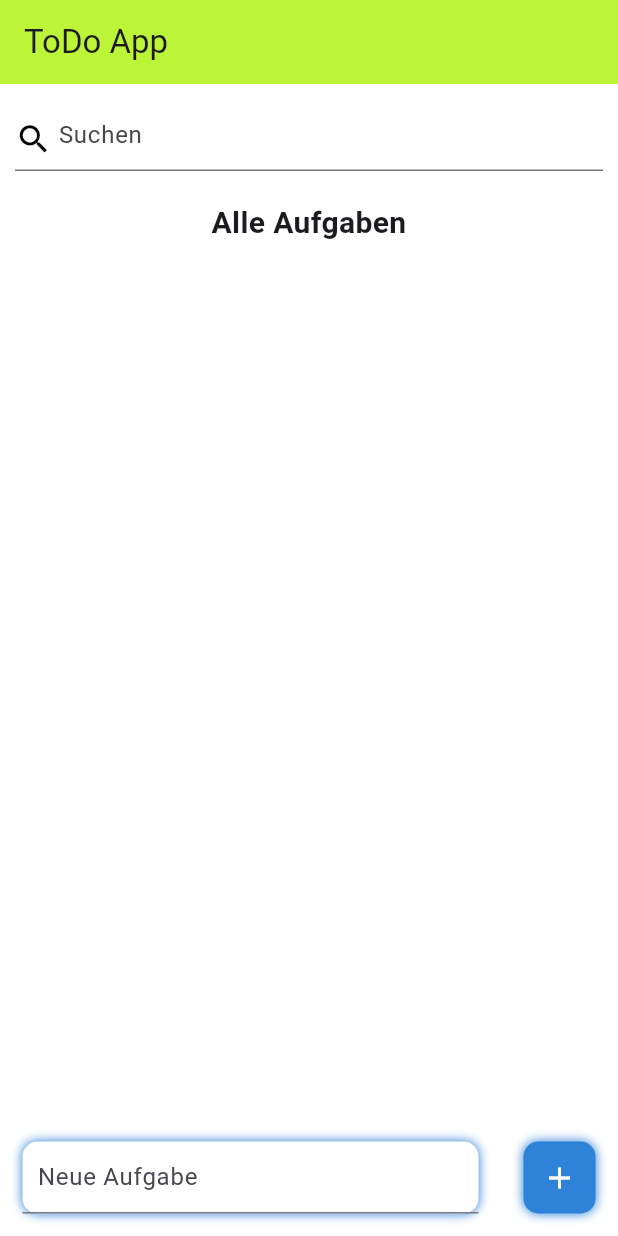
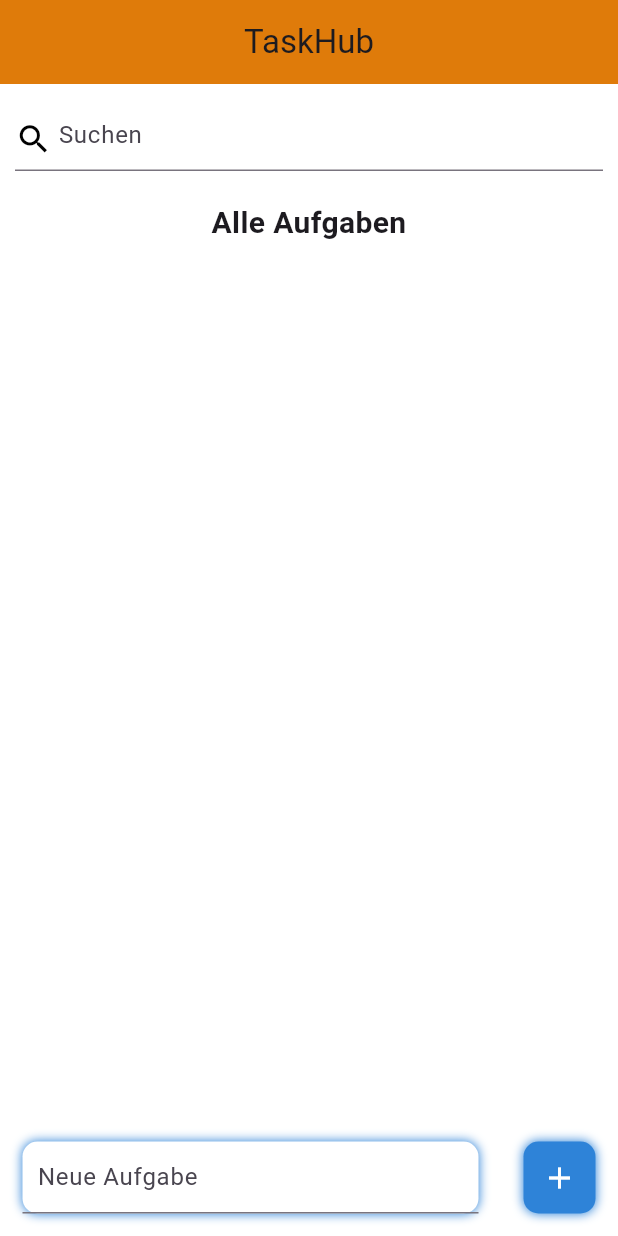
Before and after one commit to 4g-13Eh/todo, a Flutter app: the screen it shows after launch, on a phone screen of 412 x 824 dp. Run offline on Flutter 3.47's test engine with Material 3 defaults, Android fonts, the phone set to English and light mode, and no system bars.

Commit message:
update appbar

```diff
--- a/lib/pages/all_tasks_page.dart
+++ b/lib/pages/all_tasks_page.dart
@@ -19,7 +19,7 @@ class _AllTasksPageState extends State<AllTasksPage> {
     final todoProvider = Provider.of<ToDoProvider>(context);
 
     return Scaffold(
-      appBar: AppBar(title: const Text('ToDo App'), backgroundColor: Color.fromARGB(255, 188, 245, 56)),
+      appBar: AppBar(title: const Text('TaskHub'), backgroundColor: Color.fromARGB(255, 223, 123, 10), centerTitle: true, ),
       body: Stack(
         children: [
           Container(
```
